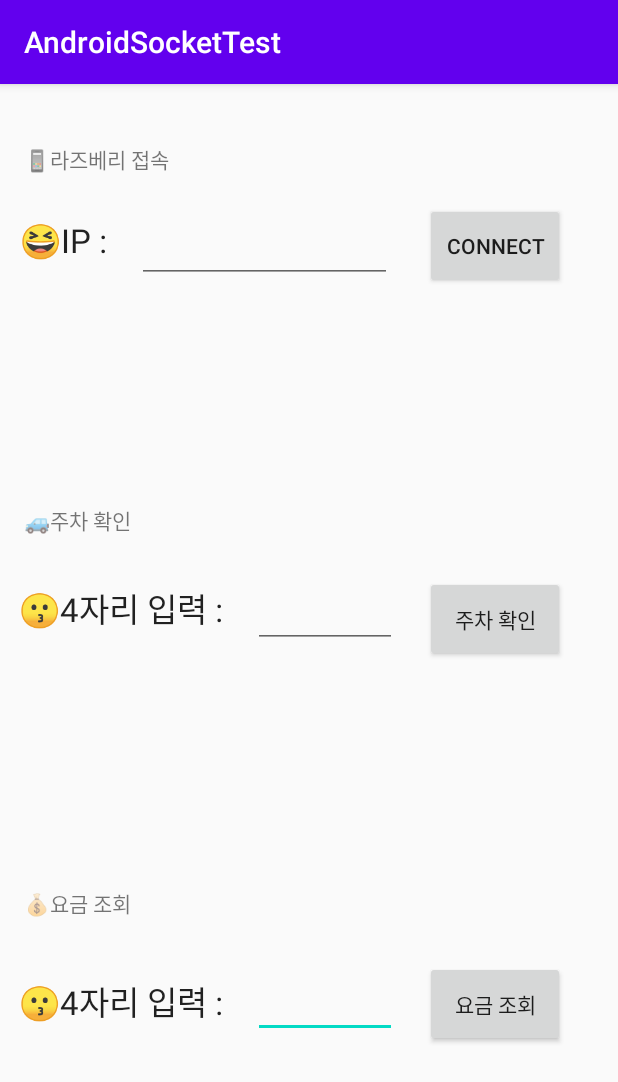
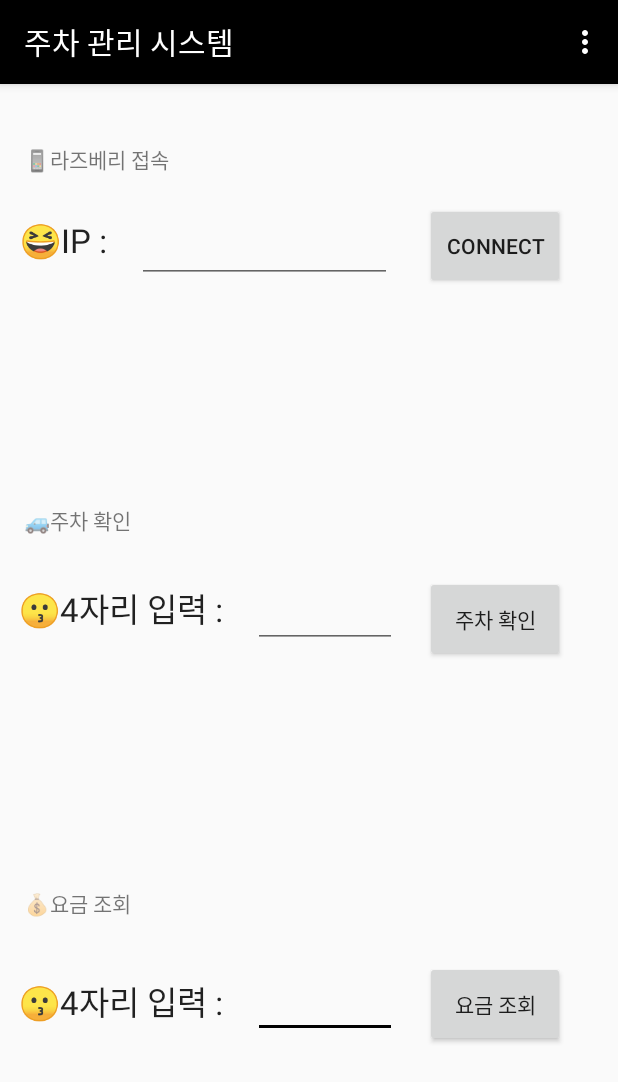
Before and after one commit to wookkl/Advanced-Embedded-Project, an Android app: the screen it shows after launch (MainActivity), on a phone screen of 412 x 824 dp. Shown: the top 1082 px of the screen. Run offline under Robolectric (Android 15) with nearby library versions, the phone set to English and light mode, and no system bars.

Commit message:
Intro화면 변경 및 Action 타이틀 바 추가.

```diff
--- a/AndroidSocketTest/app/src/main/java/com/example/androidsockettest/MainActivity.java
+++ b/AndroidSocketTest/app/src/main/java/com/example/androidsockettest/MainActivity.java
@@ -5,12 +5,15 @@ import android.os.Bundle;
 import android.os.Handler;
 import android.os.Message;
 import android.os.NetworkOnMainThreadException;
+import android.view.Menu;
+import android.view.MenuItem;
 import android.view.View;
 import android.widget.Button;
 import android.widget.EditText;
 import android.widget.TextView;
 import android.widget.Toast;
 
+import androidx.appcompat.app.ActionBar;
 import androidx.appcompat.app.AppCompatActivity;
 
 import java.io.BufferedReader;
@@ -49,6 +52,10 @@ public class MainActivity extends AppCompatActivity implements View.OnClickListe
         super.onCreate(savedInstanceState);
         setContentView(R.layout.activity_main);
 
+        ActionBar actionBar = getSupportActionBar();
+        assert actionBar != null;
+        actionBar.setTitle("주차 관리 시스템");
+
         view1 = (TextView) findViewById(R.id.view1);
         view2 = (TextView) findViewById(R.id.view2);
         view3 = (TextView) findViewById(R.id.view3);
@@ -68,6 +75,26 @@ public class MainActivity extends AppCompatActivity implements View.OnClickListe
         parkingCheckButton.setOnClickListener(this);
         payCheckButton.setOnClickListener(this);
 
+    }
+
+    @Override
+    public boolean onCreateOptionsMenu(Menu menu){
+        getMenuInflater().inflate(R.menu.menu, menu);
+        return true;
+    }
+
+    @Override
+    public boolean onOptionsItemSelected(MenuItem item){
+        switch(item.getItemId()){
+            case R.id.action_btn1:
+                return true;
+            case R.id.action_btn2:
+                return true;
+            case R.id.action_btn3:
+                return true;
+            default:
+                return super.onOptionsItemSelected(item);
+        }
     }
 
     @Override
--- a/AndroidSocketTest/app/src/main/java/com/example/androidsockettest/firstViewActivity.java
+++ b/AndroidSocketTest/app/src/main/java/com/example/androidsockettest/firstViewActivity.java
@@ -17,7 +17,10 @@ public class firstViewActivity extends AppCompatActivity {
         setContentView(R.layout.activity_first_view);
 
         ActionBar actionBar = getSupportActionBar();
-        actionBar.hide();
+        assert actionBar != null;
+        actionBar.setTitle("석상우, 이정욱");
+
+//        actionBar.hide();
 
         Handler handler = new Handler();
         handler.postDelayed(new Runnable() {
--- a/AndroidSocketTest/app/src/main/res/layout/activity_first_view.xml
+++ b/AndroidSocketTest/app/src/main/res/layout/activity_first_view.xml
@@ -9,8 +9,8 @@
     <ImageView
         android:id="@+id/ex1"
         android:layout_width="match_parent"
-        android:layout_height="704dp"
+        android:layout_height="605dp"
         android:scaleType="fitXY"
-        android:src="@drawable/img" />
+        android:src="@drawable/main" />
 
 </LinearLayout>
--- /dev/null
+++ b/AndroidSocketTest/app/src/main/res/menu/menu.xml
@@ -0,0 +1,16 @@
+<?xml version="1.0" encoding="utf-8"?>
+<menu  xmlns:android="http://schemas.android.com/apk/res/android"
+    xmlns:app="http://schemas.android.com/apk/res-auto">
+
+    <item android:id="@+id/action_btn1"
+        android:title="버튼1"
+        app:showAsAction="never" />
+    <item android:id="@+id/action_btn2"
+        android:title="버튼2"
+        app:showAsAction="never" />
+    <item android:id="@+id/action_btn3"
+        android:text="action_btn3"
+        android:title="버튼3"
+        app:showAsAction="never" />
+
+</menu>
--- a/AndroidSocketTest/app/src/main/res/values/styles.xml
+++ b/AndroidSocketTest/app/src/main/res/values/styles.xml
@@ -3,9 +3,9 @@
     <!-- Base application theme. -->
     <style name="AppTheme" parent="Theme.AppCompat.Light.DarkActionBar">
         <!-- Customize your theme here. -->
-        <item name="colorPrimary">@color/colorPrimary</item>
-        <item name="colorPrimaryDark">@color/colorPrimaryDark</item>
-        <item name="colorAccent">@color/colorAccent</item>
+        <item name="colorPrimary">#000000</item>
+        <item name="colorPrimaryDark">#000000</item>
+        <item name="colorAccent">#000000</item>
     </style>
 
 </resources>
```
Also changed, not shown: AndroidSocketTest/app/src/main/res/drawable/img.png (deleted), AndroidSocketTest/app/src/main/res/drawable/main.png (added).
